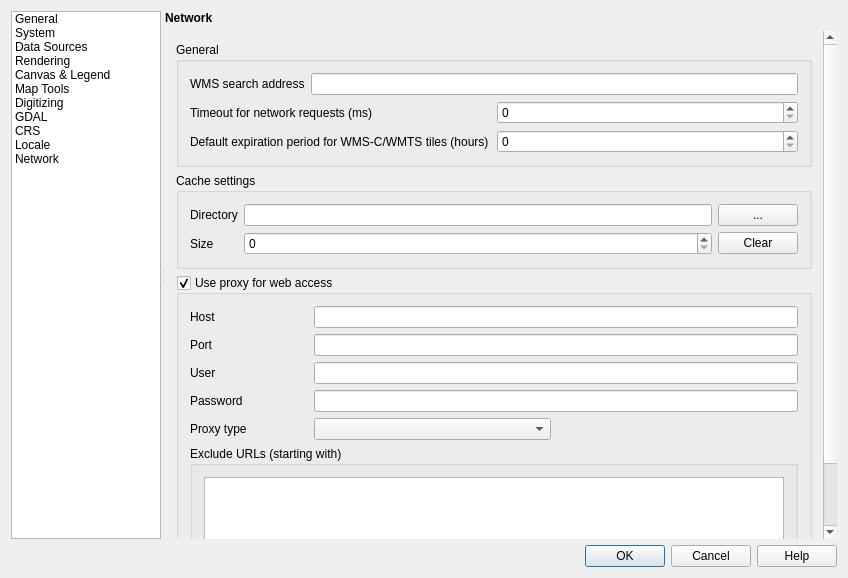
This is src/ui/qgsoptionsbase.ui in qgis/QGIS as Qt 5 draws it before an edit. The edited form follows.
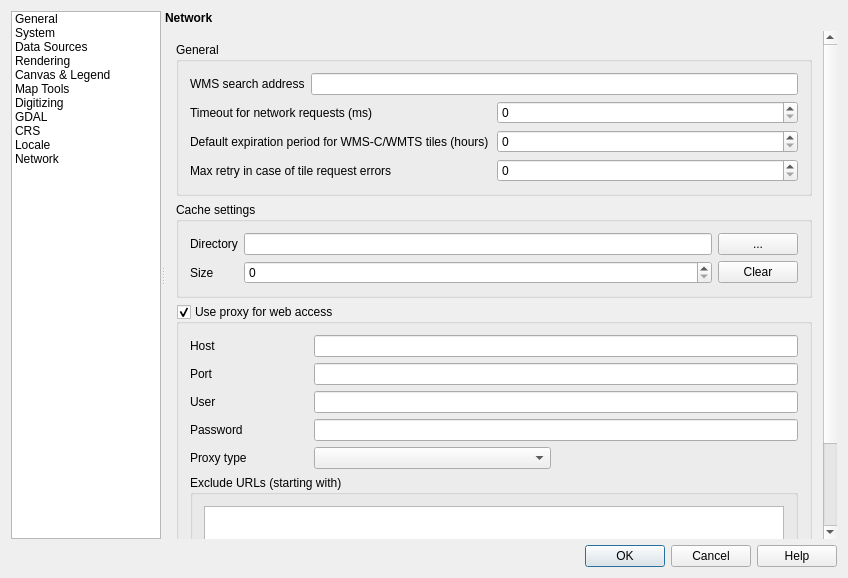
This is the edited form. The open tabs and pages were chosen to show the change. Icons and pictures are not drawn. Custom widgets are drawn as their Qt base class.

Commit message:
WMS Tile retry feature - Developed with funding from Regione Toscana-SITA
better message logging for WMS retry - Developed with funding from Regione Toscana-SITA

What changed in the file:
```diff
--- a/src/ui/qgsoptionsbase.ui
+++ b/src/ui/qgsoptionsbase.ui
@@ -3724,8 +3724,8 @@
                <rect>
                 <x>0</x>
                 <y>0</y>
-                <width>670</width>
-                <height>528</height>
+                <width>656</width>
+                <height>704</height>
                </rect>
               </property>
               <layout class="QVBoxLayout" name="verticalLayout_33">
@@ -3785,6 +3785,24 @@
                     </item>
                    </layout>
                   </item>
+                  <item>
+                   <layout class="QHBoxLayout" name="horizontalLayout_33">
+                    <item>
+                     <widget class="QLabel" name="label_57">
+                      <property name="text">
+                       <string>Max retry in case of tile request errors</string>
+                      </property>
+                     </widget>
+                    </item>
+                    <item>
+                     <widget class="QSpinBox" name="mDefaultTileMaxRetrySpinBox">
+                      <property name="maximum">
+                       <number>100000000</number>
+                      </property>
+                     </widget>
+                    </item>
+                   </layout>
+                  </item>
                  </layout>
                 </widget>
                </item>
```
Left out of the diff: 42 changed lines with no effect on the pictures. The commit also changes 3 other files.
